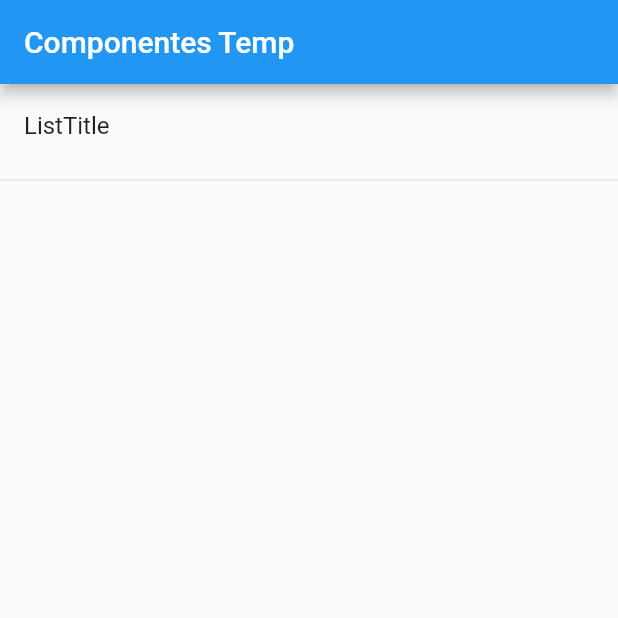
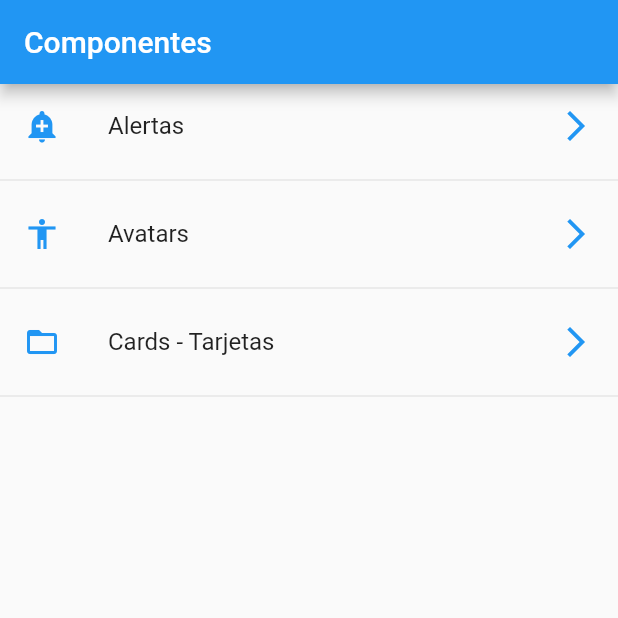
Before and after one commit to carlossas/Flutter-Componentes, a Flutter app: the screen it shows after launch, on a phone screen of 412 x 824 dp, the top half of it. Run offline on Flutter 3.47's test engine with Material 2 defaults, Android fonts, the phone set to English and light mode, and no system bars.

Commit message:
Lectura JSON y Rutas en DART

```diff
--- /dev/null
+++ b/data/menu_opts.json
@@ -0,0 +1,20 @@
+{
+    "nombreApp" : "Componentes",
+    "rutas" : [
+        {
+            "ruta" : "alert",
+            "icon" : "add_alert",
+            "texto": "Alertas"
+        },
+        {
+            "ruta" : "avatar",
+            "icon" : "accessibility",
+            "texto": "Avatars"
+        },
+        {
+            "ruta" : "card",
+            "icon" : "folder_open",
+            "texto": "Cards - Tarjetas"
+        }
+    ]
+}
--- a/lib/main.dart
+++ b/lib/main.dart
@@ -1,7 +1,10 @@
 import 'package:flutter/material.dart';
 
-//Pages
-import 'package:componentes/src/pages/home_temp.dart';
+//Rutas
+import 'package:componentes/src/routes/routes.dart';
+
+//Página por defecto cuando no se encuentra el nombre de la ruta
+import 'package:componentes/src/pages/alert_page.dart';
 
 void main() => runApp(MyApp());
 
@@ -9,8 +12,17 @@ class MyApp extends StatelessWidget {
   @override
   Widget build(BuildContext context) {
     return MaterialApp(
-        title: 'Componentes App',
-        debugShowCheckedModeBanner: false,
-        home: HomePageTemp());
+      title: 'Componentes App',
+      debugShowCheckedModeBanner: false,
+      // home: HomePage());
+      initialRoute: '/',
+      routes: getApplicatonRoutes(),
+      onGenerateRoute: (RouteSettings settings) {
+        print('Ruta llamada: ${settings.name}');
+
+        return MaterialPageRoute(
+            builder: (BuildContext context) => AlertPage());
+      },
+    );
   }
 }
--- /dev/null
+++ b/lib/src/pages/home_page.dart
@@ -0,0 +1,59 @@
+import 'package:flutter/material.dart';
+
+//Utilidades
+import 'package:componentes/src/utils/icono_string_util.dart';
+
+//Servicio para leer el JSON|
+import 'package:componentes/src/providers/menu_provider.dart';
+
+//Paginas
+import 'package:componentes/src/pages/alert_page.dart';
+
+class HomePage extends StatelessWidget {
+  @override
+  Widget build(BuildContext context) {
+    return Scaffold(
+      appBar: AppBar(
+        title: Text('Componentes'),
+      ),
+      body: _lista(),
+    );
+  }
+
+  Widget _lista() {
+    // menuProvider.cargarData().then((data) {
+    //   print("lista: $data");
+    // });
+    return FutureBuilder(
+      future: menuProvider.cargarData(),
+      //Algo que se ingresa opcionalmente mientras se cargan los datos del widget
+      initialData: [],
+      builder: (BuildContext context, AsyncSnapshot<List<dynamic>> snapshot) {
+        return ListView(children: _listaItems(snapshot.data, context));
+      },
+    );
+  }
+
+  List<Widget> _listaItems(List<dynamic> data, BuildContext context) {
+    final List<Widget> opciones = [];
+
+    data.forEach((opt) {
+      final widgetTemp = ListTile(
+        title: Text(opt['texto']),
+        leading: getIcon(opt['icon']),
+        trailing: Icon(Icons.arrow_forward_ios, color: Colors.blue),
+        onTap: () {
+          // final route = MaterialPageRoute(builder: (context) => AlertPage());
+          // Navigator.push(context, route);
+
+          Navigator.pushNamed(context, opt['ruta']);
+        },
+      );
+
+      opciones.add(widgetTemp);
+      opciones.add(Divider());
+    });
+
+    return opciones;
+  }
+}
--- /dev/null
+++ b/lib/src/routes/routes.dart
@@ -0,0 +1,16 @@
+import 'package:componentes/src/pages/card_page.dart';
+import 'package:flutter/material.dart';
+
+//Rutas
+import 'package:componentes/src/pages/alert_page.dart';
+import 'package:componentes/src/pages/avatar_page.dart';
+import 'package:componentes/src/pages/home_page.dart';
+
+Map<String, WidgetBuilder> getApplicatonRoutes() {
+  return <String, WidgetBuilder>{
+    '/': (BuildContext context) => HomePage(),
+    'alert': (BuildContext context) => AlertPage(),
+    'avatar': (BuildContext context) => AvatarPage(),
+    'card': (BuildContext context) => CardPage(),
+  };
+}
--- /dev/null
+++ b/lib/src/utils/icono_string_util.dart
@@ -0,0 +1,11 @@
+import 'package:flutter/material.dart';
+
+final _icons = <String, IconData>{
+  'add_alert': Icons.add_alert,
+  'accessibility': Icons.accessibility,
+  'folder_open': Icons.folder_open,
+};
+
+Icon getIcon(String nombreIcono) {
+  return Icon(_icons[nombreIcono], color: Colors.blue);
+}
--- a/pubspec.yaml
+++ b/pubspec.yaml
@@ -41,8 +41,8 @@ flutter:
   uses-material-design: true
 
   # To add assets to your application, add an assets section, like this:
-  # assets:
-  #  - images/a_dot_burr.jpeg
+  assets:
+   - data/menu_opts.json
   #  - images/a_dot_ham.jpeg
 
   # An image asset can refer to one or more resolution-specific "variants", see
```
Also changed, not shown: lib/src/pages/alert_page.dart (added, +18 -0 lines), lib/src/pages/avatar_page.dart (added, +12 -0 lines), lib/src/pages/card_page.dart (added, +12 -0 lines), lib/src/pages/home_temp.dart (+41 -7 lines), lib/src/providers/menu_provider.dart (added, +24 -0 lines).
